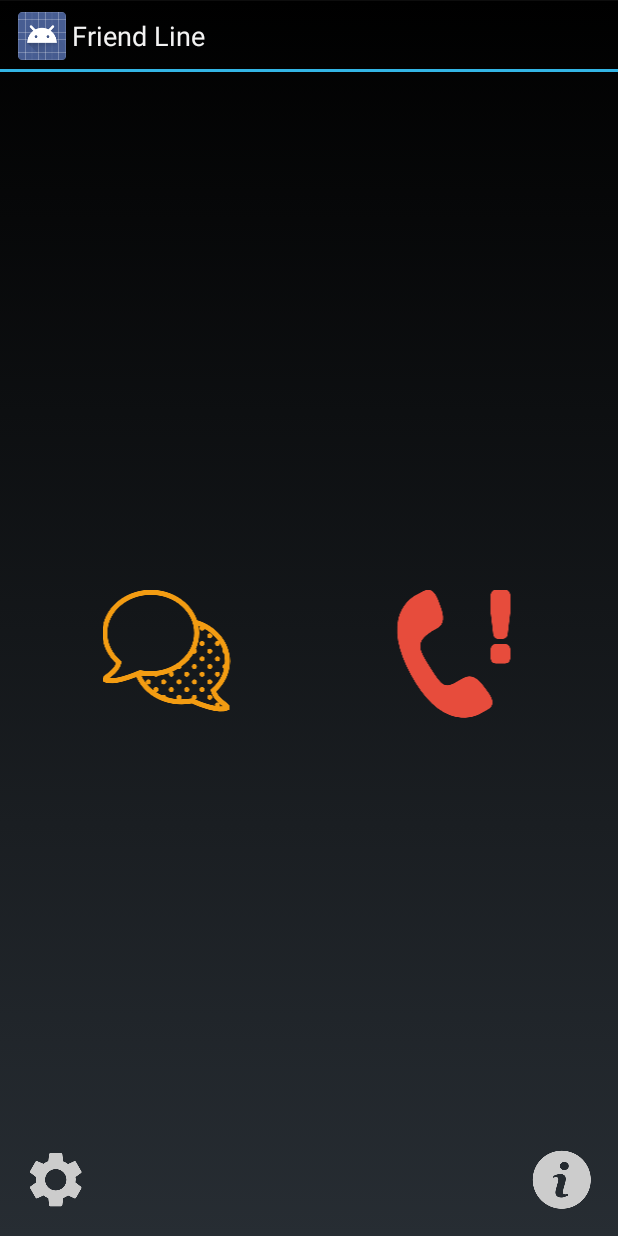
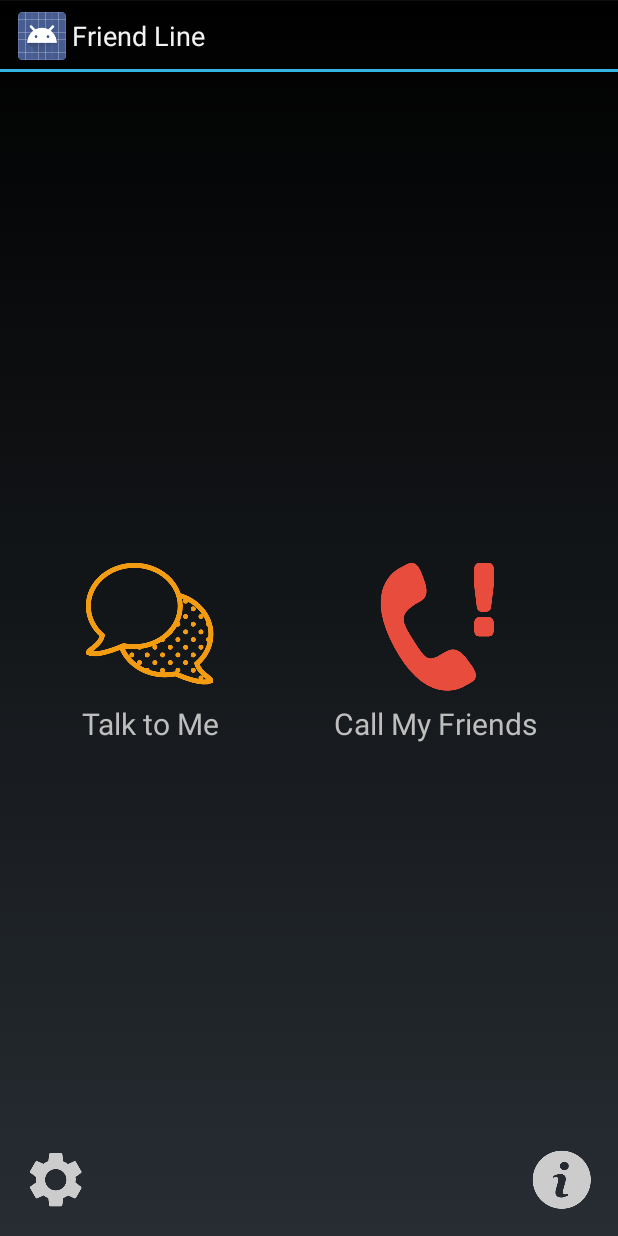
Before and after one commit to phoenix-frozen/uh-oh-android, an Android app: the screen it shows after launch (MainActivity), on a phone screen of 412 x 824 dp. Run offline under Robolectric (Android 15) with nearby library versions, the phone set to English and light mode, and no system bars.

Commit message:
- buttons with text

```diff
--- a/app/src/main/java/emergencycall/intertech/com/emergencycall/ui/MainActivity.java
+++ b/app/src/main/java/emergencycall/intertech/com/emergencycall/ui/MainActivity.java
@@ -20,12 +20,12 @@ import emergencycall.intertech.com.emergencycall.messaging.LocationTransmitter;
 
 public class MainActivity extends Activity implements View.OnClickListener {
 
-    private ImageView mButtonPanic;
-    private ImageView mButtonAlert;
+    private View mButtonPanic;
+    private View mButtonAlert;
     private ImageView mButtonSettings;
     private ImageView mButtonAbout;
-    private ImageView mButtonCancelAlert;
-    private ImageView mButtonCancelPanic;
+    private View mButtonCancelAlert;
+    private View mButtonCancelPanic;
 
     private CallManager mCallManager;
     private LocationTransmitter mLocationTransmitter;
@@ -38,12 +38,12 @@ public class MainActivity extends Activity implements View.OnClickListener {
 
         setContentView(R.layout.activity_main);
 
-        mButtonPanic = (ImageView) findViewById(R.id.button_panic);
-        mButtonAlert = (ImageView) findViewById(R.id.button_alert);
+        mButtonPanic = findViewById(R.id.button_panic);
+        mButtonAlert = findViewById(R.id.button_alert);
         mButtonSettings = (ImageView) findViewById(R.id.button_settings);
         mButtonAbout = (ImageView) findViewById(R.id.button_about);
-        mButtonCancelAlert = (ImageView) findViewById(R.id.button_cancel_alert);
-        mButtonCancelPanic = (ImageView) findViewById(R.id.button_cancel_panic);
+        mButtonCancelAlert = findViewById(R.id.button_cancel_alert);
+        mButtonCancelPanic = findViewById(R.id.button_cancel_panic);
         mButtonPanic.setOnClickListener(this);
         mButtonAlert.setOnClickListener(this);
         mButtonSettings.setOnClickListener(this);
--- a/app/src/main/res/layout/activity_main.xml
+++ b/app/src/main/res/layout/activity_main.xml
@@ -46,56 +46,57 @@
 
     <LinearLayout android:layout_width="fill_parent"
         android:layout_height="match_parent"
-        android:rowCount="1"
-        android:columnCount="4"
         android:orientation="horizontal">
 
-        <ImageView
+        <TextView
             android:id="@+id/button_alert"
             android:layout_width="wrap_content"
             android:layout_height="wrap_content"
-            android:src="@drawable/icon_alert"
-            android:layout_centerVertical="true"
-            android:layout_alignParentLeft="true"
-            android:layout_alignParentStart="true"
-            android:layout_column="0"
-            android:gravity="center_vertical|right"
-            android:layout_gravity="center_vertical|left"
-            android:layout_columnSpan="2"
-            android:layout_weight="1" />
+            android:layout_weight="1"
+            android:layout_gravity="center_vertical"
+            android:gravity="center"
+            android:text="@string/button_talk_to_me"
+            android:textSize="@dimen/font_size_normal"
+            android:drawablePadding="@dimen/padding_normal"
+            android:drawableTop="@drawable/icon_alert"/>
 
-        <ImageView
+        <TextView
             android:layout_width="wrap_content"
             android:layout_height="wrap_content"
             android:id="@+id/button_cancel_alert"
-            android:layout_gravity="center_vertical|left"
+            android:textSize="@dimen/font_size_normal"
+            android:layout_gravity="center_vertical"
             android:layout_weight="1"
-            android:src="@drawable/icon_cancel"
+            android:drawablePadding="@dimen/padding_normal"
+            android:drawableTop="@drawable/icon_cancel"
+            android:gravity="center"
+            android:text="@string/button_safe"
             android:visibility="gone" />
 
-        <ImageView
+        <TextView
             android:id="@+id/button_panic"
             android:layout_width="wrap_content"
             android:layout_height="wrap_content"
-            android:src="@drawable/icon_panic"
-            android:layout_alignTop="@+id/button_alert"
-            android:layout_alignParentRight="true"
-            android:layout_alignParentEnd="true"
-            android:layout_column="2"
-            android:gravity="center_vertical|left"
-            android:layout_gravity="center_vertical|right"
-            android:layout_columnSpan="2"
+            android:textSize="@dimen/font_size_normal"
+            android:drawablePadding="@dimen/padding_normal"
+            android:drawableTop="@drawable/icon_panic"
+            android:gravity="center"
+            android:text="@string/button_call_my_friends"
+            android:layout_gravity="center_vertical"
             android:layout_weight="1" />
 
-        <ImageView
+        <TextView
             android:layout_width="wrap_content"
             android:layout_height="wrap_content"
             android:id="@+id/button_cancel_panic"
-            android:layout_gravity="center_vertical|left"
+            android:layout_gravity="center_vertical"
+            android:textSize="@dimen/font_size_normal"
             android:layout_weight="1"
-            android:src="@drawable/icon_cancel"
+            android:drawablePadding="@dimen/padding_normal"
+            android:drawableTop="@drawable/icon_cancel"
+            android:gravity="center"
+            android:text="@string/button_safe"
             android:visibility="gone" />
-
     </LinearLayout>
 
         <ImageView
@@ -105,11 +106,7 @@
             android:src="@drawable/icon_settings"
             android:layout_alignParentBottom="true"
             android:layout_alignParentLeft="true"
-            android:layout_alignParentStart="true"
-            android:layout_row="5"
-            android:layout_rowSpan="2"
-            android:layout_column="0"
-            android:layout_columnSpan="1" />
+            android:layout_alignParentStart="true" />
 
         <ImageView
             android:id="@+id/button_about"
@@ -118,11 +115,7 @@
             android:src="@drawable/icon_info"
             android:layout_alignParentBottom="true"
             android:layout_alignParentRight="true"
-            android:layout_alignParentEnd="true"
-            android:layout_column="2"
-            android:layout_columnSpan="1"
-            android:layout_row="5"
-            android:layout_rowSpan="2" />
+            android:layout_alignParentEnd="true"/>
 
 
 </RelativeLayout>
--- a/app/src/main/res/values/dimens.xml
+++ b/app/src/main/res/values/dimens.xml
@@ -2,4 +2,7 @@
     <!-- Default screen margins, per the Android Design guidelines. -->
     <dimen name="activity_horizontal_margin">16dp</dimen>
     <dimen name="activity_vertical_margin">16dp</dimen>
+    <dimen name="padding_normal">8dp</dimen>
+
+    <dimen name="font_size_normal">20sp</dimen>
 </resources>
--- a/app/src/main/res/values/strings.xml
+++ b/app/src/main/res/values/strings.xml
@@ -8,6 +8,10 @@
     <string name="calling_friends">Calling your friends</string>
     <string name="talking_to_me">Talking to me</string>
     <string name="cancel">Cancel</string>
+
+    <string name="button_talk_to_me">Talk to Me</string>
+    <string name="button_call_my_friends">Call My Friends</string>
+    <string name="button_safe">I am Safe</string>
 
     <string name="alert">Talk to me</string>
     <string name="panic">Call my friends</string>
```
